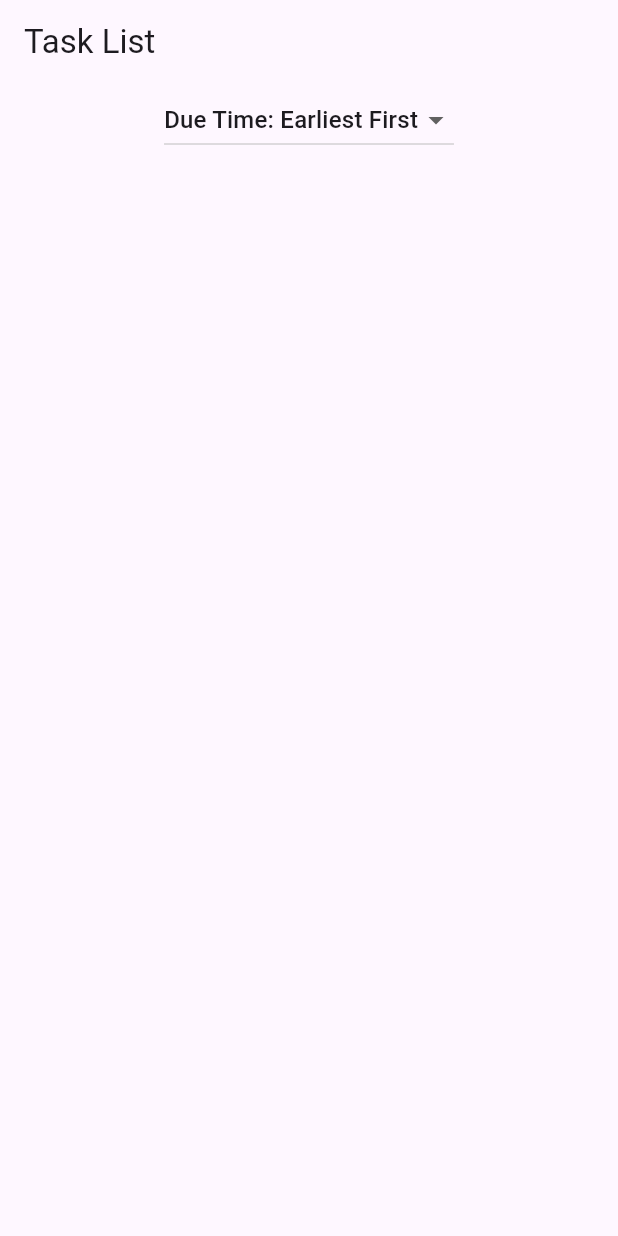
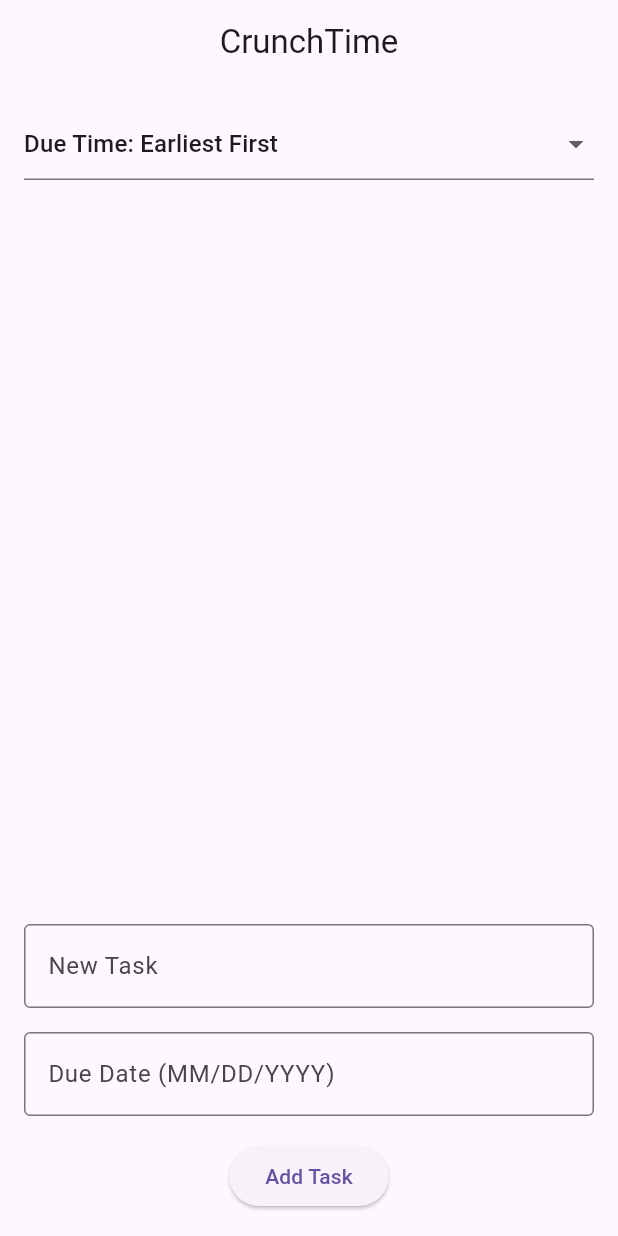
Before and after one commit to josephdvierra/CrunchTime, a Flutter app: the screen it shows after launch, on a phone screen of 412 x 824 dp. Run offline on Flutter 3.47's test engine with Material 3 defaults, Android fonts, the phone set to English and light mode, and no system bars.

Commit message:
got the actual thing working who knew it could work

```diff
--- a/lib/main.dart
+++ b/lib/main.dart
@@ -1,22 +1,157 @@
 import 'package:flutter/material.dart';
-import 'screens/task_list_screen.dart';
-import 'screens/task_detail_screen.dart';
-import 'models/task.dart';
 
-void main() {
-  runApp(MyApp());
-}
+void main() => runApp(CrunchTimeApp());
 
-class MyApp extends StatelessWidget {
+class CrunchTimeApp extends StatelessWidget {
   @override
   Widget build(BuildContext context) {
     return MaterialApp(
-      title: 'Task App',
-      theme: ThemeData(primarySwatch: Colors.blue),
-      home: TaskListScreen(),
-      routes: {
-        '/task-detail': (context) => TaskDetailScreen(task: ModalRoute.of(context)!.settings.arguments as Task),
-      },
+      debugShowCheckedModeBanner: false,
+      home: TaskManager(),
     );
   }
 }
+
+class TaskManager extends StatefulWidget {
+  @override
+  _TaskManagerState createState() => _TaskManagerState();
+}
+
+class _TaskManagerState extends State<TaskManager> {
+  final TextEditingController _taskController = TextEditingController();
+  final TextEditingController _dateController = TextEditingController();
+  List<Task> _tasks = [];
+
+  void _addTask(String taskName, DateTime dueDate) {
+    setState(() {
+      _tasks.add(Task(name: taskName, dueDate: dueDate));
+    });
+    _taskController.clear();
+    _dateController.clear();
+  }
+
+  @override
+  Widget build(BuildContext context) {
+    return Scaffold(
+      appBar: AppBar(
+        title: Text('CrunchTime'),
+        centerTitle: true,
+      ),
+      body: Padding(
+        padding: const EdgeInsets.all(16.0),
+        child: Column(
+          children: [
+            DropdownButtonFormField<String>(
+              value: 'Due Time: Earliest First',
+              onChanged: (value) {
+                // Sorting logic can be implemented here
+              },
+              items: [
+                'Due Time: Earliest First',
+                'Due Time: Latest First'
+              ].map((String value) {
+                return DropdownMenuItem<String>(
+                  value: value,
+                  child: Text(value),
+                );
+              }).toList(),
+            ),
+            SizedBox(height: 16),
+            Expanded(
+              child: ListView.builder(
+                itemCount: _tasks.length,
+                itemBuilder: (context, index) {
+                  final task = _tasks[index];
+                  final now = DateTime.now();
+                  final isOverdue = task.dueDate.isBefore(now);
+                  final timeLeft = isOverdue
+                      ? now.difference(task.dueDate)
+                      : task.dueDate.difference(now);
+
+                  return Container(
+                    margin: const EdgeInsets.symmetric(vertical: 8.0),
+                    padding: const EdgeInsets.all(16.0),
+                    decoration: BoxDecoration(
+                      color: isOverdue ? Colors.red : Colors.green,
+                      borderRadius: BorderRadius.circular(8.0),
+                    ),
+                    child: Column(
+                      crossAxisAlignment: CrossAxisAlignment.start,
+                      children: [
+                        Text(
+                          task.name,
+                          style: TextStyle(
+                            color: Colors.white,
+                            fontSize: 18,
+                            fontWeight: FontWeight.bold,
+                          ),
+                        ),
+                        SizedBox(height: 8),
+                        Text(
+                          isOverdue
+                              ? 'Overdue by: ${timeLeft.inDays}d ${timeLeft.inHours % 24}h ${timeLeft.inMinutes % 60}m'
+                              : 'Due in: ${timeLeft.inDays}d ${timeLeft.inHours % 24}h ${timeLeft.inMinutes % 60}m',
+                          style: TextStyle(color: Colors.white),
+                        ),
+                      ],
+                    ),
+                  );
+                },
+              ),
+            ),
+            TextField(
+              controller: _taskController,
+              decoration: InputDecoration(
+                labelText: 'New Task',
+                border: OutlineInputBorder(),
+              ),
+            ),
+            SizedBox(height: 16),
+            TextField(
+              controller: _dateController,
+              decoration: InputDecoration(
+                labelText: 'Due Date (MM/DD/YYYY)',
+                border: OutlineInputBorder(),
+              ),
+              onTap: () async {
+                FocusScope.of(context).requestFocus(FocusNode());
+                DateTime? pickedDate = await showDatePicker(
+                  context: context,
+                  initialDate: DateTime.now(),
+                  firstDate: DateTime(2000),
+                  lastDate: DateTime(2100),
+                );
+                if (pickedDate != null) {
+                  _dateController.text = "${pickedDate.month.toString().padLeft(2, '0')}/${pickedDate.day.toString().padLeft(2, '0')}/${pickedDate.year}";
+                }
+              },
+            ),
+            SizedBox(height: 16),
+            ElevatedButton(
+              onPressed: () {
+                if (_taskController.text.isNotEmpty &&
+                    _dateController.text.isNotEmpty) {
+                  List<String> dateParts = _dateController.text.split('/');
+                  DateTime dueDate = DateTime(
+                    int.parse(dateParts[2]),
+                    int.parse(dateParts[0]),
+                    int.parse(dateParts[1]),
+                  );
+                  _addTask(_taskController.text, dueDate);
+                }
+              },
+              child: Text('Add Task'),
+            ),
+          ],
+        ),
+      ),
+    );
+  }
+}
+
+class Task {
+  final String name;
+  final DateTime dueDate;
+
+  Task({required this.name, required this.dueDate});
+}
--- a/lib/modules/task.dart
+++ /dev/null
@@ -1,37 +0,0 @@
-class Task {
-  final int id;
-  String name;
-  int duration;
-  int endTime;
-  int startTime;
-
-  Task({
-    required this.id,
-    required this.name,
-    required this.duration,
-    required this.endTime,
-    required this.startTime,
-  });
-
-  // Convert Task to JSON for storage
-  Map<String, dynamic> toJson() {
-    return {
-      'id': id,
-      'name': name,
-      'duration': duration,
-      'endTime': endTime,
-      'startTime': startTime,
-    };
-  }
-
-  // Convert JSON to Task
-  factory Task.fromJson(Map<String, dynamic> json) {
-    return Task(
-      id: json['id'],
-      name: json['name'],
-      duration: json['duration'],
-      endTime: json['endTime'],
-      startTime: json['startTime'],
-    );
-  }
-}
--- a/lib/screens/task_list_screen.dart
+++ /dev/null
@@ -1,79 +0,0 @@
-import 'package:flutter/material.dart';
-import 'task_item.dart';
-import '../models/task.dart';
-import '../storage.dart';
-
-class TaskListScreen extends StatefulWidget {
-  @override
-  _TaskListScreenState createState() => _TaskListScreenState();
-}
-
-class _TaskListScreenState extends State<TaskListScreen> {
-  List<Task> tasks = [];
-  String sortOption = 'time-asc';
-
-  @override
-  void initState() {
-    super.initState();
-    _loadTasks();
-  }
-
-  // Load tasks from local storage
-  _loadTasks() async {
-    tasks = await Storage.loadTasks();
-    _sortTasks();
-  }
-
-  // Sort tasks based on selected option
-  _sortTasks() {
-    switch (sortOption) {
-      case 'time-asc':
-        tasks.sort((a, b) => a.endTime.compareTo(b.endTime));
-        break;
-      case 'time-desc':
-        tasks.sort((a, b) => b.endTime.compareTo(a.endTime));
-        break;
-      case 'alpha-asc':
-        tasks.sort((a, b) => a.name.compareTo(b.name));
-        break;
-      case 'alpha-desc':
-        tasks.sort((a, b) => b.name.compareTo(a.name));
-        break;
-    }
-    setState(() {});
-  }
-
-  @override
-  Widget build(BuildContext context) {
-    return Scaffold(
-      appBar: AppBar(title: Text('Task List')),
-      body: Column(
-        children: [
-          DropdownButton<String>(
-            value: sortOption,
-            onChanged: (value) {
-              setState(() {
-                sortOption = value!;
-                _sortTasks();
-              });
-            },
-            items: [
-              DropdownMenuItem(value: 'time-asc', child: Text('Due Time: Earliest First')),
-              DropdownMenuItem(value: 'time-desc', child: Text('Due Time: Latest First')),
-              DropdownMenuItem(value: 'alpha-asc', child: Text('Alphabetically: A-Z')),
-              DropdownMenuItem(value: 'alpha-desc', child: Text('Alphabetically: Z-A')),
-            ],
-          ),
-          Expanded(
-            child: ListView.builder(
-              itemCount: tasks.length,
-              itemBuilder: (context, index) {
-                return TaskItem(task: tasks[index]);
-              },
-            ),
-          ),
-        ],
-      ),
-    );
-  }
-}
--- a/lib/storage.dart
+++ /dev/null
@@ -1,22 +0,0 @@
-import 'package:shared_preferences/shared_preferences.dart';
-import 'dart:convert';
-import 'models/task.dart';
-
-class Storage {
-  // Save tasks to SharedPreferences
-  static Future<void> saveTasks(List<Task> tasks) async {
-    final prefs = await SharedPreferences.getInstance();
-    List<String> tasksJson = tasks.map((task) => jsonEncode(task.toJson())).toList();
-    prefs.setStringList('tasks', tasksJson);
-  }
-
-  // Load tasks from SharedPreferences
-  static Future<List<Task>> loadTasks() async {
-    final prefs = await SharedPreferences.getInstance();
-    List<String>? tasksJson = prefs.getStringList('tasks');
-    if (tasksJson == null) {
-      return [];
-    }
-    return tasksJson.map((task) => Task.fromJson(jsonDecode(task))).toList();
-  }
-}
```
Also changed, not shown: lib/screens/task_detail_screen.dart (deleted, +0 -42 lines), lib/screens/task_edit_screen.dart (deleted, +0 -52 lines), lib/widgets/task_item.dart (deleted, +0 -30 lines), lib/awesometestingsiteidk.dart (deleted), lib/screens/idk.dart (deleted), lib/widgets/completed_task_item.dart (deleted), 1 other file.
